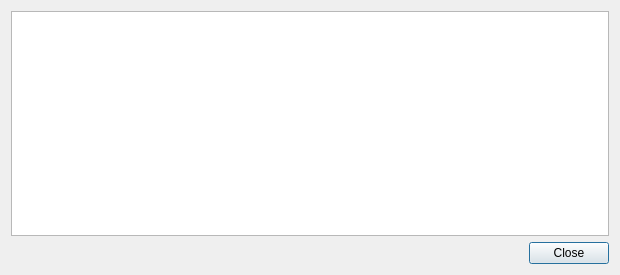
This is src/qt/forms/transactiondescdialog.ui in ocminer/fibre as Qt 5 draws it before an edit. The edited form follows.
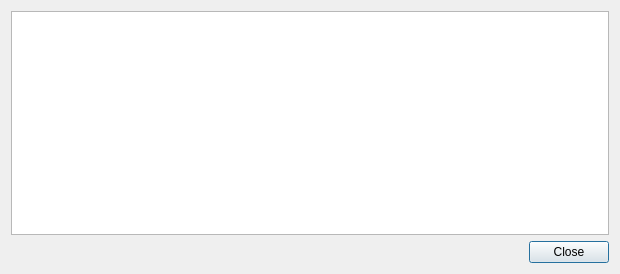
This is the edited form. Icons and pictures are not drawn.

Diff of the .ui file:
```diff
--- a/src/qt/forms/transactiondescdialog.ui
+++ b/src/qt/forms/transactiondescdialog.ui
@@ -7,7 +7,7 @@
     <x>0</x>
     <y>0</y>
     <width>620</width>
-    <height>275</height>
+    <height>274</height>
    </rect>
   </property>
   <property name="windowTitle">
```
Left out of the diff: 221 changed lines with no effect on the pictures.
